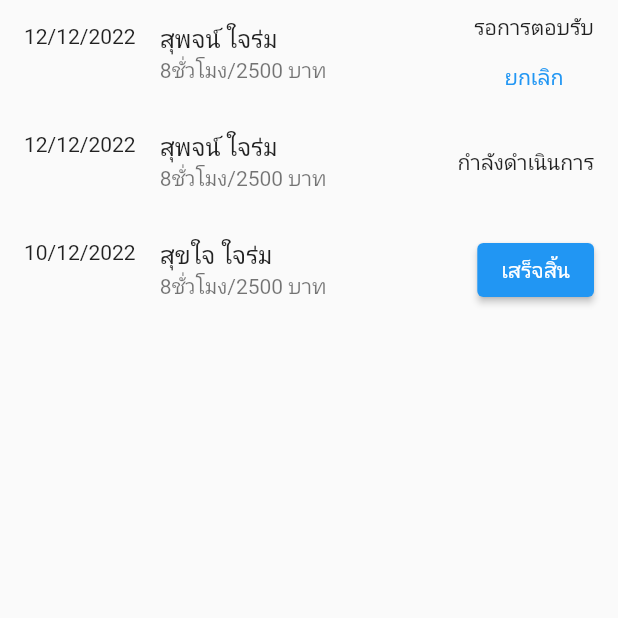
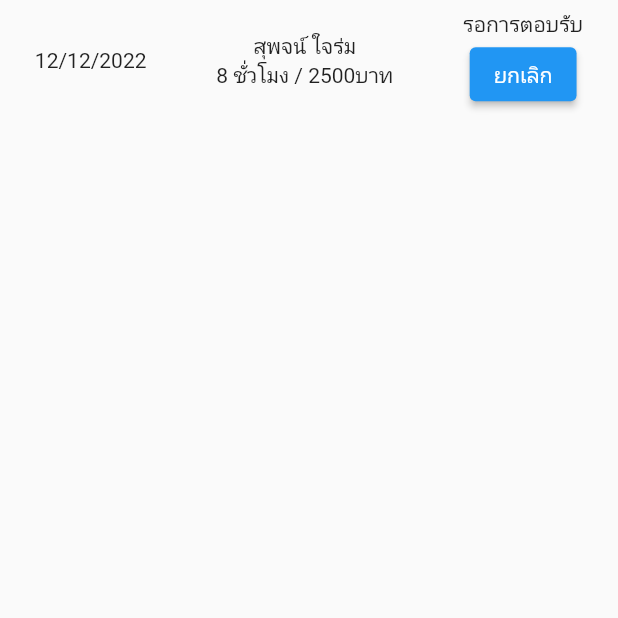
Before and after one commit to build-smile/TakeAMA, a Flutter app: the MyCareTaker screen opened directly, on a phone screen of 412 x 824 dp, the top half of it. Run offline on Flutter 3.47's test engine with Material 2 defaults, Android fonts, the phone set to English and light mode, and no system bars; our stand-ins replace card_swiper; network calls fail.

Commit message:
MyCardTaker.dart

```diff
--- /dev/null
+++ b/lib/components/MyCardTaker.dart
@@ -0,0 +1,35 @@
+import 'package:flutter/material.dart';
+
+class MyCardTaker extends StatelessWidget {
+  const MyCardTaker({Key? key}) : super(key: key);
+
+  @override
+  Widget build(BuildContext context) {
+    return Container(
+      height: 80,
+      child: Row(
+        mainAxisAlignment: MainAxisAlignment.spaceAround,
+        children: [
+          Text("12/12/2022"),
+          Column(
+            mainAxisAlignment: MainAxisAlignment.center,
+            children: [
+              Text("สุพจน์ ใจร่ม"),
+              Text("8 ชั่วโมง / 2500บาท"),
+            ],
+          ),
+          Column(
+            mainAxisAlignment: MainAxisAlignment.center,
+            children: [
+              Text('รอการตอบรับ'),
+              ElevatedButton(
+                onPressed: () {},
+                child: Text('ยกเลิก'),
+              )
+            ],
+          )
+        ],
+      ),
+    );
+  }
+}
--- a/lib/pages/client/myCaretaker.dart
+++ b/lib/pages/client/myCaretaker.dart
@@ -1,4 +1,6 @@
 import 'package:flutter/material.dart';
+
+import '../../components/MyCardTaker.dart';
 
 class MyCareTaker extends StatefulWidget {
   const MyCareTaker({Key? key}) : super(key: key);
@@ -13,35 +15,7 @@ class _MyCareTakerState extends State<MyCareTaker> {
     return Scaffold(
         body: ListView(
       children: [
-        ListTile(
-          leading: Text('12/12/2022'),
-          title: Text('สุพจน์ ใจร่ม'),
-          subtitle: Text('8ชั่วโมง/2500 บาท'),
-          trailing: Column(
-            children: [
-              Text('รอการตอบรับ'),
-              TextButton(
-                onPressed: () {},
-                child: Text("ยกเลิก"),
-              ),
-            ],
-          ),
-        ),
-        ListTile(
-          leading: Text('12/12/2022'),
-          title: Text('สุพจน์ ใจร่ม'),
-          subtitle: Text('8ชั่วโมง/2500 บาท'),
-          trailing: Text('กำลังดำเนินการ'),
-        ),
-        ListTile(
-          leading: Text('10/12/2022'),
-          title: Text('สุขใจ ใจร่ม'),
-          subtitle: Text('8ชั่วโมง/2500 บาท'),
-          trailing: ElevatedButton(
-            onPressed: () {},
-            child: Text("เสร็จสิ้น"),
-          ),
-        ),
+        MyCardTaker(),
       ],
     ));
   }
```
